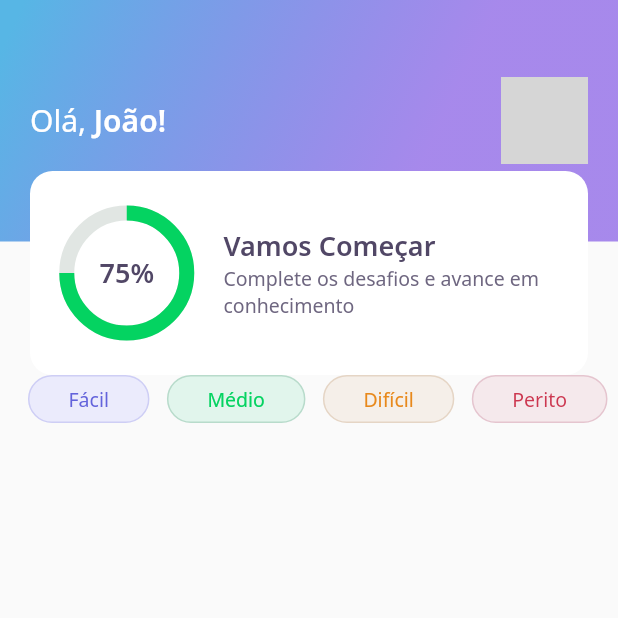
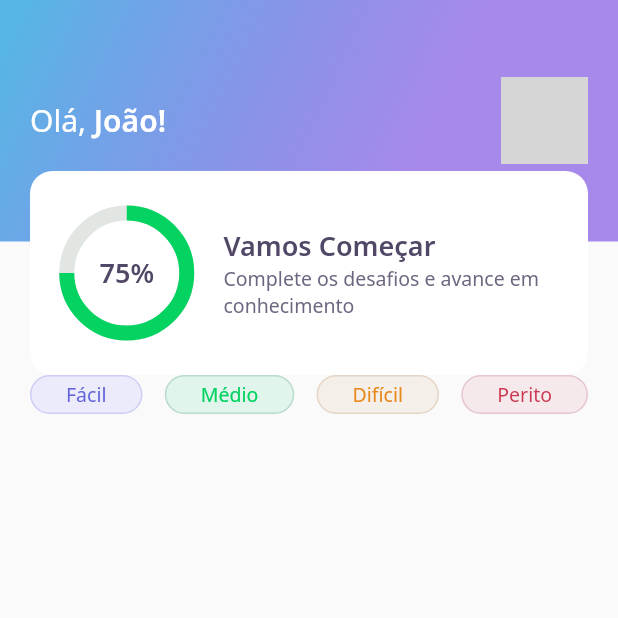
Before and after one commit to joaoipiraja/Dev-Quiz, a Flutter app: the screen it shows after launch, on a phone screen of 412 x 824 dp, the top half of it. Run offline on Flutter 3.47's test engine with Material 2 defaults, Android fonts, the phone set to English and light mode, and no system bars; our stand-ins replace google_fonts; network calls fail; grey boxes are pictures that could not be loaded.

Commit message:
Solve RenderFlex overflowed

```diff
--- a/lib/home/home_page.dart
+++ b/lib/home/home_page.dart
@@ -13,11 +13,10 @@ class _HomePageState extends State<HomePage> {
     return Scaffold(
       appBar: AppBarWidget(),
       body: Padding(
-        padding: const EdgeInsets.symmetric(horizontal: 7),
+        padding: const EdgeInsets.symmetric(horizontal: 20),
         child: Row(
           mainAxisAlignment: MainAxisAlignment.spaceBetween,
           children: [
-            SizedBox(height: 24),
             LevelButtonWidget(
               label: "Fácil",
             ),
--- a/lib/home/widgets/level_button/level_button_widget.dart
+++ b/lib/home/widgets/level_button/level_button_widget.dart
@@ -4,56 +4,51 @@ import 'package:google_fonts/google_fonts.dart';
 
 class LevelButtonWidget extends StatelessWidget {
   final String label;
-
   LevelButtonWidget({Key? key, required this.label})
-      : assert(["Fácil", "Médio", "Difícil", "Perito"].contains(label)),
+      : assert(['Fácil', 'Médio', 'Difícil', 'Perito'].contains(label)),
         super(key: key);
 
-  final config = {
-    "Fácil": {
-      "color": AppColors.levelButtonFacil,
-      "borderColor": AppColors.levelButtonBorderFacil,
-      "fontColor": AppColors.levelButtonTextFacil,
+  var details = {
+    'Fácil': {
+      'borderColor': AppColors.levelButtonBorderFacil,
+      'textColor': AppColors.levelButtonTextFacil,
+      'boxColor': AppColors.levelButtonFacil
     },
-    "Médio": {
-      "color": AppColors.levelButtonMedio,
-      "borderColor": AppColors.levelButtonBorderMedio,
-      "fontColor": AppColors.levelButtonTextMedio,
+    'Médio': {
+      'borderColor': AppColors.levelButtonBorderMedio,
+      'textColor': AppColors.levelButtonTextMedio,
+      'boxColor': AppColors.levelButtonMedio
     },
-    "Difícil": {
-      "color": AppColors.levelButtonDificil,
-      "borderColor": AppColors.levelButtonBorderDificil,
-      "fontColor": AppColors.levelButtonTextDificil,
+    'Difícil': {
+      'borderColor': AppColors.levelButtonBorderDificil,
+      'textColor': AppColors.levelButtonTextDificil,
+      'boxColor': AppColors.levelButtonDificil
     },
-    "Perito": {
-      "color": AppColors.levelButtonPerito,
-      "borderColor": AppColors.levelButtonBorderPerito,
-      "fontColor": AppColors.levelButtonTextPerito,
+    'Perito': {
+      'borderColor': AppColors.levelButtonBorderPerito,
+      'textColor': AppColors.levelButtonTextPerito,
+      'boxColor': AppColors.levelButtonPerito
     },
   };
 
-  Color get color => config[label]!['color']!;
-  Color get borderColor => config[label]!['borderColor']!;
-  Color get fontColor => config[label]!['fontColor']!;
+  Color get boxColor => details[label]!["boxColor"]!;
+  Color get borderColor => details[label]!["borderColor"]!;
+  Color get textColor => details[label]!["textColor"]!;
 
   @override
   Widget build(BuildContext context) {
     return Container(
         decoration: BoxDecoration(
-        color: color,
+          color: boxColor,
           border: Border.fromBorderSide(BorderSide(color: borderColor)),
           borderRadius: BorderRadius.circular(28),
         ),
         child: Padding(
-        padding: const EdgeInsets.symmetric(horizontal: 26, vertical: 6),
+          padding: const EdgeInsets.symmetric(horizontal: 23, vertical: 3),
           child: Text(
             label,
-          style: GoogleFonts.notoSans(
-            color: fontColor,
-            fontSize: 13,
+            style: GoogleFonts.notoSans(color: textColor, fontSize: 13),
           ),
-        ),
-      ),
-    );
+        ));
   }
 }
```
Lines whose indentation alone changed are shown as unchanged.
